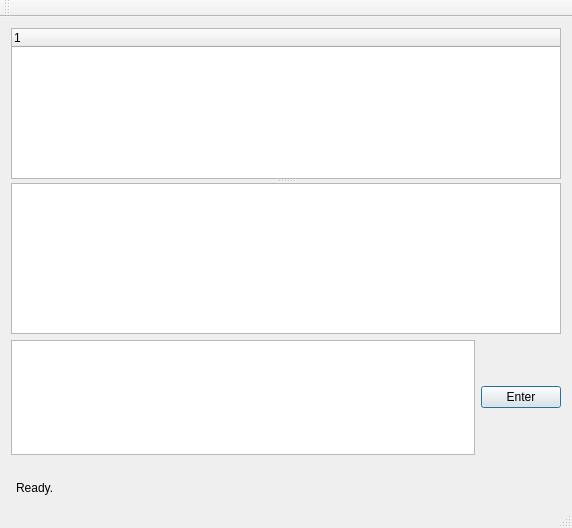
The window that You-GUI/yougui.ui (cs2103aug2014-w10-1c/main) describes before a commit, drawn with Qt 5.
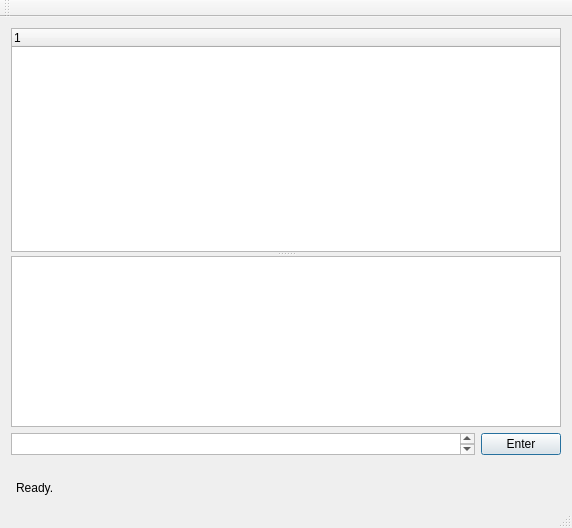
The same window after the commit. Icons and pictures are not drawn.

Commit message: Fix the height of the input box on high-res displays.

Patch:
```diff
--- a/You-GUI/yougui.ui
+++ b/You-GUI/yougui.ui
@@ -92,7 +92,14 @@
     <item>
      <layout class="QHBoxLayout" name="horizontalLayout">
       <item>
-       <widget class="QPlainTextEdit" name="commandTextBox"/>
+       <widget class="QPlainTextEdit" name="commandTextBox">
+        <property name="sizePolicy">
+         <sizepolicy hsizetype="Expanding" vsizetype="Ignored">
+          <horstretch>0</horstretch>
+          <verstretch>0</verstretch>
+         </sizepolicy>
+        </property>
+       </widget>
       </item>
       <item>
        <widget class="QPushButton" name="commandEnterButton">
```
The commit also changes 1 other file.
